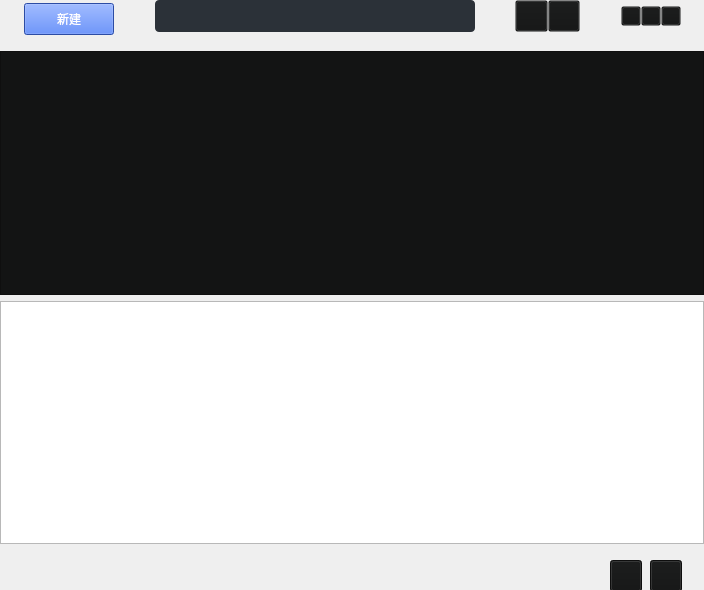
Above: widget.ui from Franklin-Qi/kylinNote before the change. Below: the same form after it.
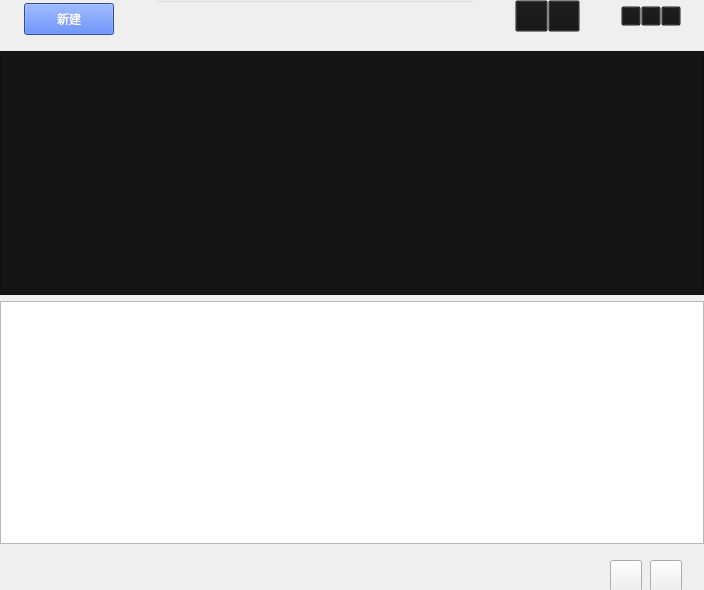
That is the form after the change. Icons and pictures are not drawn.

Patch:
```diff
--- a/widget.ui
+++ b/widget.ui
@@ -129,10 +129,7 @@
             </size>
            </property>
            <property name="styleSheet">
-            <string notr="true">background-color: rgb(43,49,56);
-color: rgb(255, 255, 255);
-opacity:0.08;
-border-radius:4px;</string>
+            <string notr="true"/>
            </property>
           </widget>
          </item>
@@ -416,7 +413,7 @@
         </size>
        </property>
        <property name="styleSheet">
-        <string notr="true">background-color: rgb(19,20,20);</string>
+        <string notr="true"/>
        </property>
        <property name="text">
         <string/>
@@ -444,7 +441,7 @@
         </size>
        </property>
        <property name="styleSheet">
-        <string notr="true">background-color: rgb(19,20,20);</string>
+        <string notr="true"/>
        </property>
        <property name="text">
         <string/>
```
